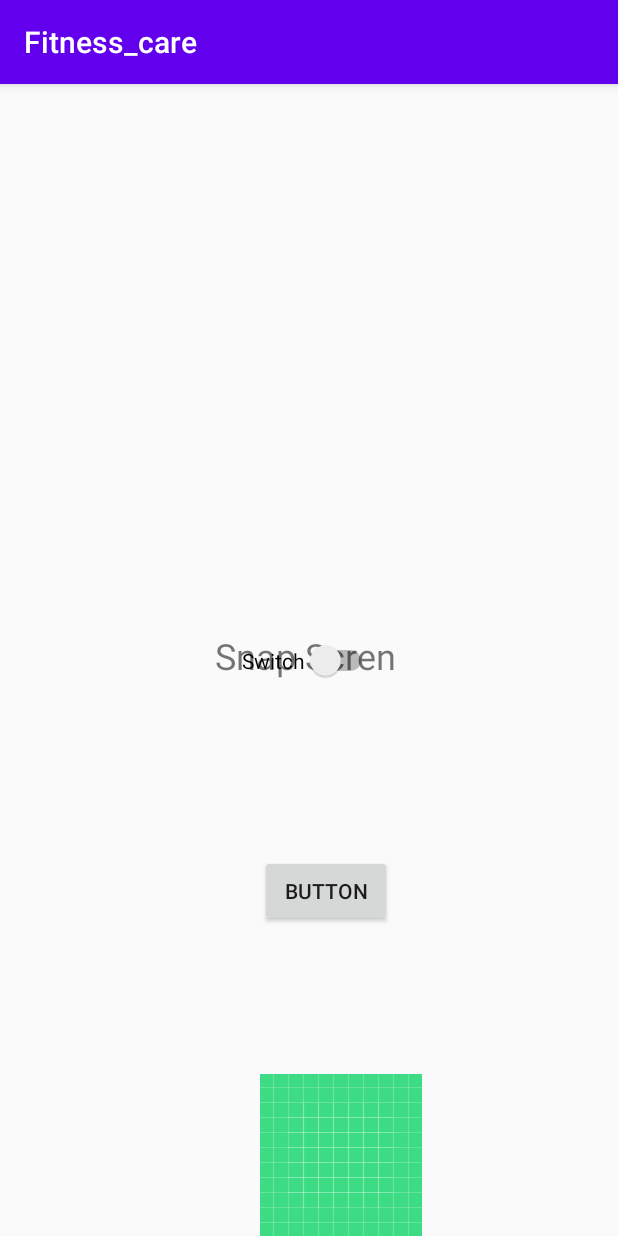
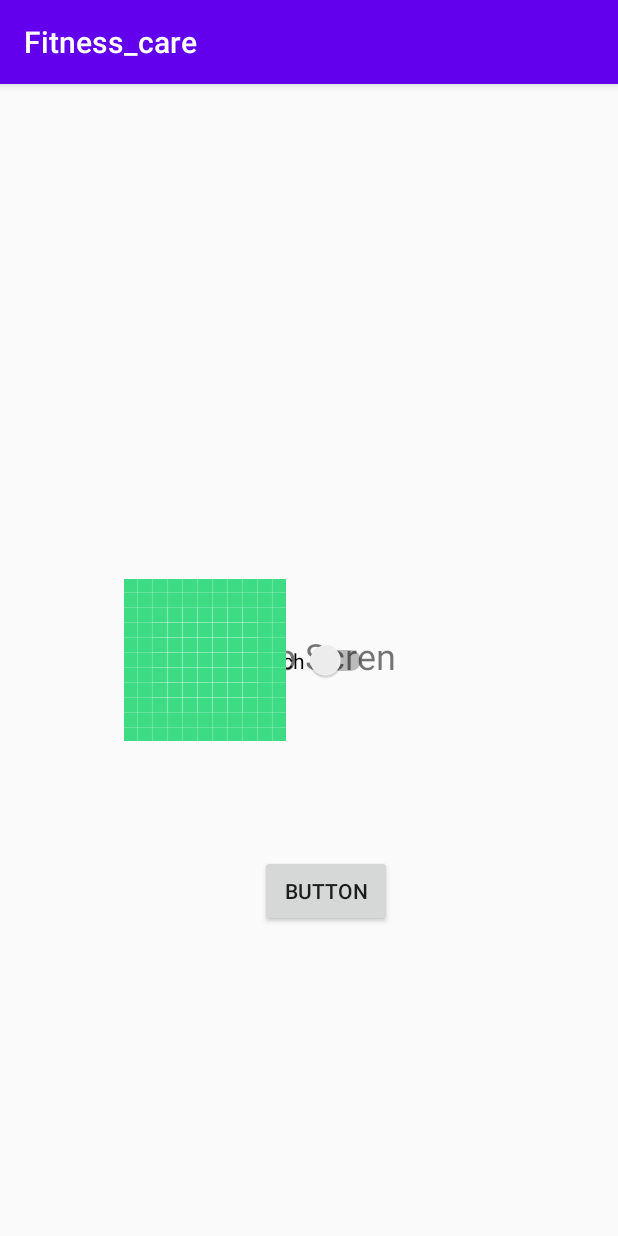
Before and after one commit to Anandhiswankar/fitness_app, an Android app: the screen it shows after launch (MainActivity), on a phone screen of 412 x 824 dp. Run offline under Robolectric (Android 15) with nearby library versions, the phone set to English and light mode, and no system bars.

Commit message:
addd a image

```diff
--- a/app/src/main/res/layout/activity_main.xml
+++ b/app/src/main/res/layout/activity_main.xml
@@ -51,8 +51,9 @@
             android:layout_height="wrap_content"
             app:layout_constraintBottom_toBottomOf="parent"
             app:layout_constraintEnd_toEndOf="parent"
-            app:layout_constraintHorizontal_bias="0.57"
+            app:layout_constraintHorizontal_bias="0.273"
             app:layout_constraintStart_toStartOf="parent"
+            app:layout_constraintTop_toTopOf="parent"
             app:srcCompat="@drawable/ic_launcher_background" />
 
     </android.support.constraint.ConstraintLayout>
```
